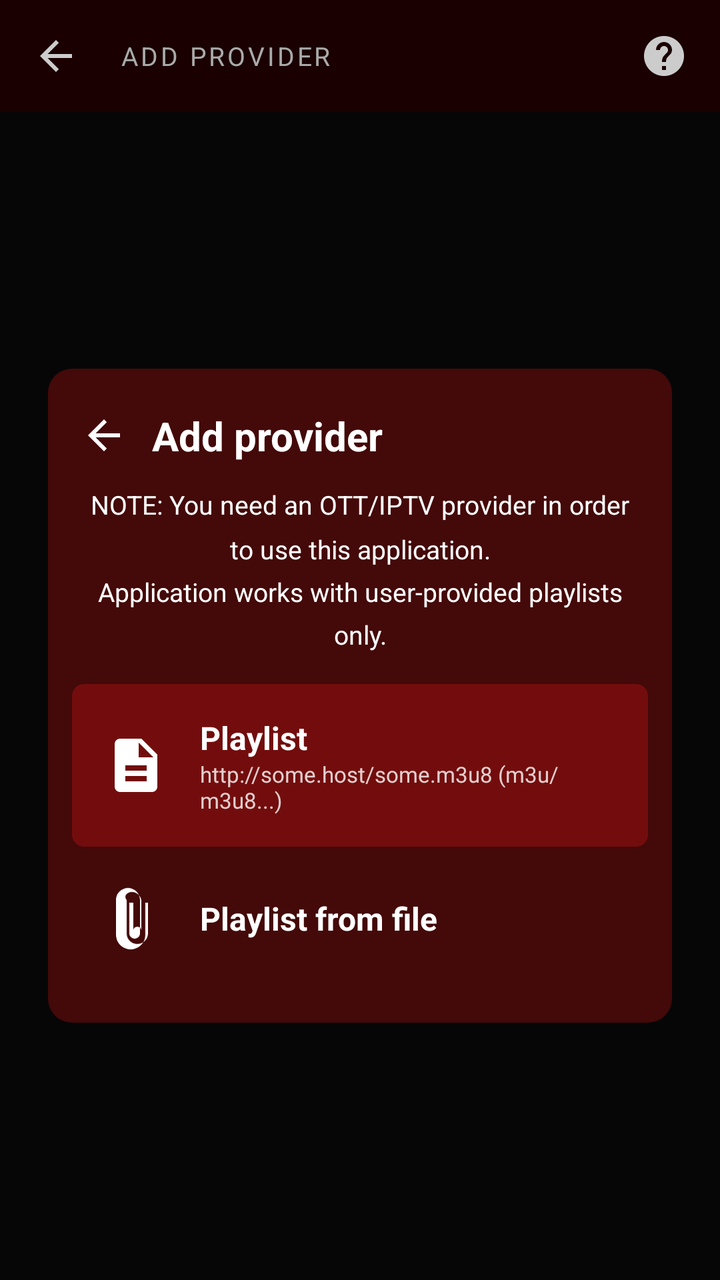
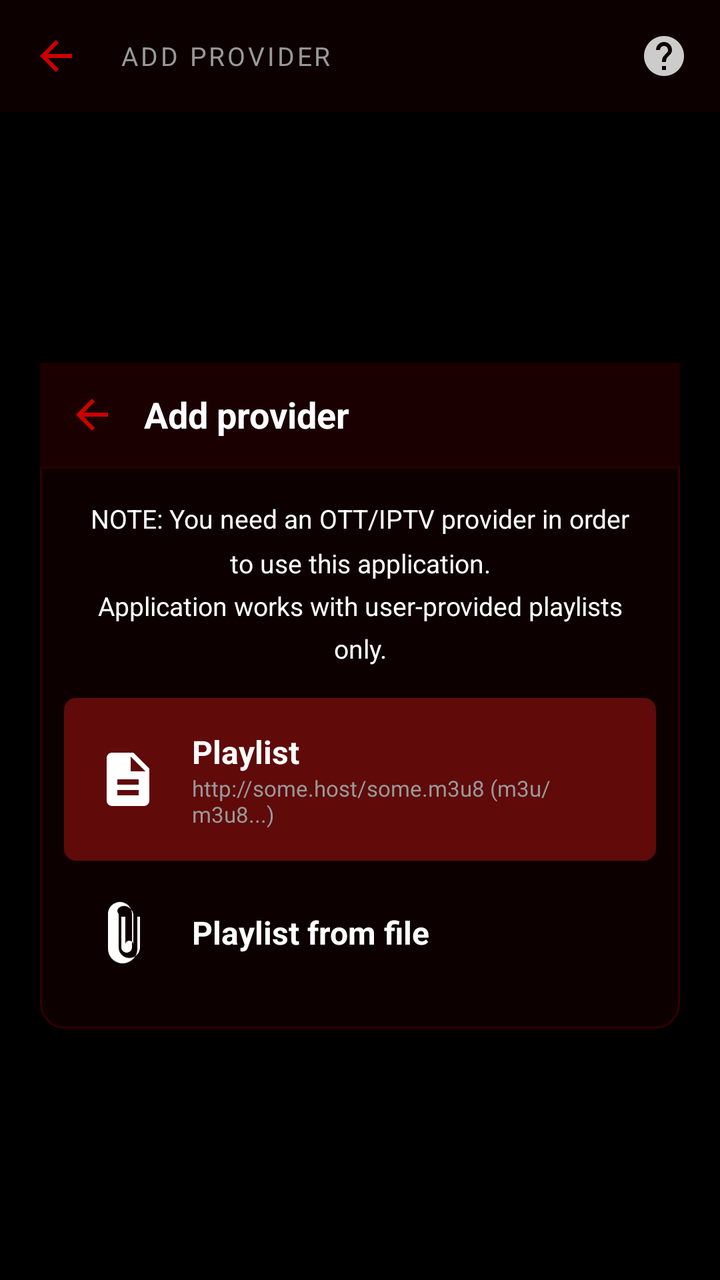

Two renders of the same Android screen: before a commit and after it. Below are the layout's source before the change and the commit's diff.
<!-- AndroidManifest.xml: application theme Theme.NexPlayer -->
<!-- res/layout/activity_add_provider.xml -->
<?xml version="1.0" encoding="utf-8"?>
<LinearLayout xmlns:android="http://schemas.android.com/apk/res/android"
    xmlns:app="http://schemas.android.com/apk/res-auto"
    android:layout_width="match_parent"
    android:layout_height="match_parent"
    android:orientation="vertical"
    android:background="@color/bgDark">

    
    <LinearLayout
        android:layout_width="match_parent"
        android:layout_height="56dp"
        android:background="@color/bgToolbar"
        android:orientation="horizontal"
        android:gravity="center_vertical"
        android:paddingStart="4dp"
        android:paddingEnd="4dp">

        <ImageButton
            android:id="@+id/btnBack"
            android:layout_width="48dp"
            android:layout_height="48dp"
            android:src="@drawable/ic_arrow_back"
            android:tint="@color/iconTint"
            android:background="?attr/selectableItemBackgroundBorderless" />

        <TextView
            android:layout_width="0dp"
            android:layout_height="wrap_content"
            android:layout_weight="1"
            android:text="ADD PROVIDER"
            android:textColor="@color/textSecondary"
            android:textSize="13sp"
            android:letterSpacing="0.1"
            android:paddingStart="8dp" />

        <ImageButton
            android:id="@+id/btnHelp"
            android:layout_width="48dp"
            android:layout_height="48dp"
            android:src="@drawable/ic_help"
            android:tint="@color/iconTint"
            android:background="?attr/selectableItemBackgroundBorderless" />

    </LinearLayout>

    
    <FrameLayout
        android:layout_width="match_parent"
        android:layout_height="match_parent">

        
        <View
            android:layout_width="match_parent"
            android:layout_height="match_parent"
            android:background="#88000000" />

        
        <LinearLayout
            android:layout_width="match_parent"
            android:layout_height="wrap_content"
            android:layout_gravity="center"
            android:orientation="vertical"
            android:background="@drawable/bg_dialog_red"
            android:layout_marginStart="24dp"
            android:layout_marginEnd="24dp"
            android:paddingTop="20dp"
            android:paddingBottom="20dp">

            
            <LinearLayout
                android:layout_width="match_parent"
                android:layout_height="wrap_content"
                android:orientation="horizontal"
                android:gravity="center_vertical"
                android:paddingStart="16dp"
                android:paddingEnd="16dp"
                android:paddingBottom="12dp">

                <ImageView
                    android:layout_width="24dp"
                    android:layout_height="24dp"
                    android:src="@drawable/ic_arrow_back"
                    android:tint="@color/textPrimary" />

                <TextView
                    android:layout_width="0dp"
                    android:layout_height="wrap_content"
                    android:layout_weight="1"
                    android:text="Add provider"
                    android:textColor="@color/textPrimary"
                    android:textSize="20sp"
                    android:textStyle="bold"
                    android:paddingStart="12dp" />

            </LinearLayout>

            
            <TextView
                android:layout_width="match_parent"
                android:layout_height="wrap_content"
                android:text="@string/note_provider"
                android:textColor="@color/textPrimary"
                android:textSize="13sp"
                android:gravity="center"
                android:lineSpacingMultiplier="1.4"
                android:paddingStart="20dp"
                android:paddingEnd="20dp"
                android:paddingBottom="16dp" />

            
            <LinearLayout
                android:id="@+id/optPlaylistUrl"
                android:layout_width="match_parent"
                android:layout_height="wrap_content"
                android:orientation="horizontal"
                android:gravity="center_vertical"
                android:padding="16dp"
                android:background="@drawable/bg_provider_option_selected"
                android:layout_marginStart="12dp"
                android:layout_marginEnd="12dp"
                android:layout_marginBottom="2dp">

                <ImageView
                    android:layout_width="32dp"
                    android:layout_height="32dp"
                    android:src="@drawable/ic_file"
                    android:tint="@color/textPrimary" />

                <LinearLayout
                    android:layout_width="0dp"
                    android:layout_height="wrap_content"
                    android:layout_weight="1"
                    android:orientation="vertical"
                    android:paddingStart="16dp">

                    <TextView
                        android:layout_width="wrap_content"
                        android:layout_height="wrap_content"
                        android:text="Playlist"
                        android:textColor="@color/textPrimary"
                        android:textSize="16sp"
                        android:textStyle="bold" />

                    <TextView
                        android:layout_width="wrap_content"
                        android:layout_height="wrap_content"
                        android:text="http://some.host/some.m3u8 (m3u/m3u8...)"
                        android:textColor="#CCFFFFFF"
                        android:textSize="11sp" />

                </LinearLayout>

            </LinearLayout>

            
            <LinearLayout
                android:id="@+id/optPlaylistFile"
                android:layout_width="match_parent"
                android:layout_height="wrap_content"
                android:orientation="horizontal"
                android:gravity="center_vertical"
                android:padding="16dp"
                android:background="?attr/selectableItemBackground"
                android:layout_marginStart="12dp"
                android:layout_marginEnd="12dp"
                android:layout_marginTop="2dp">

                <ImageView
                    android:layout_width="32dp"
                    android:layout_height="32dp"
                    android:src="@drawable/ic_attach"
                    android:tint="@color/textPrimary" />

                <TextView
                    android:layout_width="0dp"
                    android:layout_height="wrap_content"
                    android:layout_weight="1"
                    android:text="Playlist from file"
                    android:textColor="@color/textPrimary"
                    android:textSize="16sp"
                    android:textStyle="bold"
                    android:paddingStart="16dp" />

            </LinearLayout>

        </LinearLayout>

    </FrameLayout>

</LinearLayout>
<!-- resources referenced by this layout -->
<resources>
  <color name="bgDark">#0D0D0D</color>
  <color name="bgToolbar">#1A0000</color>
  <color name="iconTint">#CCCCCC</color>
  <color name="textPrimary">#FFFFFF</color>
  <color name="textSecondary">#AAAAAA</color>
  <!-- drawable bg_dialog_red (drawable) -->
  <?xml version="1.0" encoding="utf-8"?>
  <shape xmlns:android="http://schemas.android.com/apk/res/android">
      <solid android:color="#B85C0A0A" />
      <corners android:radius="12dp" />
  </shape>
  <!-- drawable bg_provider_option_selected (drawable) -->
  <?xml version="1.0" encoding="utf-8"?>
  <shape xmlns:android="http://schemas.android.com/apk/res/android">
      <solid android:color="#AA8B1010" />
      <corners android:radius="6dp" />
  </shape>
  <!-- drawable ic_arrow_back (drawable) -->
  <vector xmlns:android="http://schemas.android.com/apk/res/android"
      android:width="24dp" android:height="24dp" android:viewportWidth="24" android:viewportHeight="24">
      <path android:fillColor="@android:color/white" android:pathData="M20,11H7.83l5.59,-5.59L12,4l-8,8 8,8 1.41,-1.41L7.83,13H20v-2z"/>
  </vector>
  <!-- drawable ic_attach (drawable) -->
  <vector xmlns:android="http://schemas.android.com/apk/res/android"
      android:width="24dp" android:height="24dp" android:viewportWidth="24" android:viewportHeight="24">
      <path android:fillColor="@android:color/white" android:pathData="M16.5,6v11.5c0,2.21 -1.79,4 -4,4s-4,-1.79 -4,-4V5C7.33,3.34 8.67,2 10.5,2s3.17,1.34 3.5,3v11.5c0,-0.83 -0.67,-1.5 -1.5,-1.5s-1.5,0.67 -1.5,1.5V6H9.5v11.5c0,1.1 0.9,2 2,2s2,-0.9 2,-2V5C13.5,2.52 11.48,0.5 9,0.5S4.5,2.52 4.5,5v13c0,3.04 2.46,5.5 5.5,5.5s5.5,-2.46 5.5,-5.5V6h-1z"/>
  </vector>
  <!-- drawable ic_file (drawable) -->
  <vector xmlns:android="http://schemas.android.com/apk/res/android"
      android:width="24dp" android:height="24dp" android:viewportWidth="24" android:viewportHeight="24">
      <path android:fillColor="@android:color/white" android:pathData="M14,2H6C4.9,2 4,2.9 4,4v16c0,1.1 0.9,2 2,2h12c1.1,0 2,-0.9 2,-2V8L14,2zM16,18H8v-2h8v2zM16,14H8v-2h8v2zM13,9V3.5L18.5,9H13z"/>
  </vector>
  <string name="note_provider">NOTE: You need an OTT/IPTV provider in order to use this application.\nApplication works with user-provided playlists only.</string>
  <style name="Theme.NexPlayer" parent="Theme.MaterialComponents.DayNight.NoActionBar">
          <item name="colorPrimary">@color/colorPrimary</item>
          <item name="colorPrimaryVariant">@color/colorPrimaryDark</item>
          <item name="colorOnPrimary">@color/textPrimary</item>
          <item name="colorSecondary">@color/colorAccent</item>
          <item name="colorSurface">@color/bgCard</item>
          <item name="colorOnSurface">@color/textPrimary</item>
          <item name="android:windowBackground">@color/bgDark</item>
          <item name="android:statusBarColor">@color/bgToolbar</item>
          <item name="android:navigationBarColor">@color/bgDark</item>
          <item name="android:textColorPrimary">@color/textPrimary</item>
          <item name="android:textColorSecondary">@color/textSecondary</item>
      </style>
  <color name="colorPrimary">#CC0000</color>
  <color name="colorPrimaryDark">#990000</color>
  <color name="colorAccent">#FF3333</color>
  <color name="bgCard">#1A1A1A</color>
  <!-- unchanged entries left out for length: 1 -->
</resources>

<!-- the commit's change to res/layout/activity_add_provider.xml (unified diff, before → after) -->
@@ -1,10 +1,9 @@
 <?xml version="1.0" encoding="utf-8"?>
 <LinearLayout xmlns:android="http://schemas.android.com/apk/res/android"
-    xmlns:app="http://schemas.android.com/apk/res-auto"
     android:layout_width="match_parent"
     android:layout_height="match_parent"
     android:orientation="vertical"
-    android:background="@color/bgDark">
+    android:background="#000000">
 
     
     <LinearLayout
@@ -17,11 +16,11 @@
         android:paddingEnd="4dp">
 
         <ImageButton
-            android:id="@+id/btnBack"
+            android:id="@+id/btnBackToolbar"
             android:layout_width="48dp"
             android:layout_height="48dp"
             android:src="@drawable/ic_arrow_back"
-            android:tint="@color/iconTint"
+            android:tint="@color/colorPrimary"
             android:background="?attr/selectableItemBackgroundBorderless" />
 
         <TextView
@@ -49,7 +48,6 @@
         android:layout_width="match_parent"
         android:layout_height="match_parent">
 
-        
         <View
             android:layout_width="match_parent"
             android:layout_height="match_parent"
@@ -62,26 +60,27 @@
             android:layout_gravity="center"
             android:orientation="vertical"
             android:background="@drawable/bg_dialog_red"
-            android:layout_marginStart="24dp"
-            android:layout_marginEnd="24dp"
-            android:paddingTop="20dp"
-            android:paddingBottom="20dp">
+            android:layout_marginStart="20dp"
+            android:layout_marginEnd="20dp">
 
             
             <LinearLayout
                 android:layout_width="match_parent"
-                android:layout_height="wrap_content"
+                android:layout_height="52dp"
                 android:orientation="horizontal"
                 android:gravity="center_vertical"
-                android:paddingStart="16dp"
-                android:paddingEnd="16dp"
-                android:paddingBottom="12dp">
+                android:background="#1A0000"
+                android:paddingStart="4dp"
+                android:paddingEnd="16dp">
 
-                <ImageView
-                    android:layout_width="24dp"
-                    android:layout_height="24dp"
+                <ImageButton
+                    android:id="@+id/btnBack"
+                    android:layout_width="44dp"
+                    android:layout_height="44dp"
                     android:src="@drawable/ic_arrow_back"
-                    android:tint="@color/textPrimary" />
+                    android:tint="@color/colorPrimary"
+                    android:background="?attr/selectableItemBackgroundBorderless"
+                    android:contentDescription="Back" />
 
                 <TextView
                     android:layout_width="0dp"
@@ -89,11 +88,17 @@
                     android:layout_weight="1"
                     android:text="Add provider"
                     android:textColor="@color/textPrimary"
-                    android:textSize="20sp"
+                    android:textSize="18sp"
                     android:textStyle="bold"
-                    android:paddingStart="12dp" />
+                    android:paddingStart="4dp" />
 
             </LinearLayout>
+
+            
+            <View
+                android:layout_width="match_parent"
+                android:layout_height="1dp"
+                android:background="#2A0000" />
 
             
             <TextView
@@ -106,6 +111,7 @@
                 android:lineSpacingMultiplier="1.4"
                 android:paddingStart="20dp"
                 android:paddingEnd="20dp"
+                android:paddingTop="16dp"
                 android:paddingBottom="16dp" />
 
             
@@ -146,7 +152,7 @@
                         android:layout_width="wrap_content"
                         android:layout_height="wrap_content"
                         android:text="http://some.host/some.m3u8 (m3u/m3u8...)"
-                        android:textColor="#CCFFFFFF"
+                        android:textColor="@color/textSecondary"
                         android:textSize="11sp" />
 
                 </LinearLayout>
@@ -164,6 +170,7 @@
                 android:background="?attr/selectableItemBackground"
                 android:layout_marginStart="12dp"
                 android:layout_marginEnd="12dp"
+                android:layout_marginBottom="16dp"
                 android:layout_marginTop="2dp">
 
                 <ImageView
<!-- resource entries referenced after the edit -->
@@ -1,15 +1,18 @@
 <!-- resources referenced by this layout -->
 <resources>
-  <color name="bgDark">#0D0D0D</color>
-  <color name="bgToolbar">#1A0000</color>
+  <color name="bgDark">#000000</color>
+  <color name="ripple">#33CC0000</color>
+  <color name="bgToolbar">#0D0000</color>
   <color name="iconTint">#CCCCCC</color>
   <color name="textPrimary">#FFFFFF</color>
-  <color name="textSecondary">#AAAAAA</color>
+  <color name="textSecondary">#999999</color>
   <!-- drawable bg_dialog_red (drawable) -->
   <?xml version="1.0" encoding="utf-8"?>
-  <shape xmlns:android="http://schemas.android.com/apk/res/android">
-      <solid android:color="#B85C0A0A" />
+  <shape xmlns:android="http://schemas.android.com/apk/res/android"
+      android:shape="rectangle">
+      <solid android:color="#0D0000" />
       <corners android:radius="12dp" />
+      <stroke android:width="1dp" android:color="#330000" />
   </shape>
   <!-- drawable bg_provider_option_selected (drawable) -->
   <?xml version="1.0" encoding="utf-8"?>
@@ -45,11 +48,14 @@
           <item name="android:navigationBarColor">@color/bgDark</item>
           <item name="android:textColorPrimary">@color/textPrimary</item>
           <item name="android:textColorSecondary">@color/textSecondary</item>
+          
+          <item name="colorControlActivated">@color/colorPrimary</item>
+          <item name="colorControlHighlight">@color/ripple</item>
       </style>
   <color name="colorPrimary">#CC0000</color>
-  <color name="colorPrimaryDark">#990000</color>
+  <color name="colorPrimaryDark">#880000</color>
   <color name="colorAccent">#FF3333</color>
-  <color name="bgCard">#1A1A1A</color>
+  <color name="bgCard">#111111</color>
   <!-- unchanged entries left out for length: 1 -->
 </resources>
 
